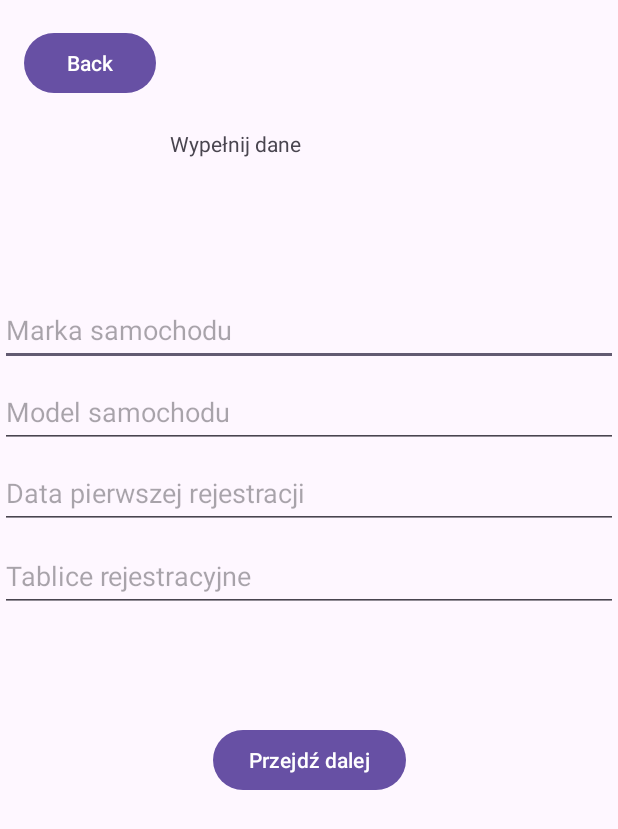
After one commit to KubKrk/Inzynierka, an Android app: the Furka screen opened directly, with no data from a screen before it, on a phone screen of 412 x 824 dp. The commit adds this screen. Shown: the top 829 px of the screen. Run offline under Robolectric (Android 15) with nearby library versions, the phone set to English and light mode, and no system bars.

Commit message:
Prawie działające

```diff
--- /dev/null
+++ b/app/src/main/java/com/example/inynierka2/Furka.kt
@@ -0,0 +1,32 @@
+package com.example.inynierka2
+
+import android.content.Intent
+import android.os.Bundle
+import android.widget.Button
+import androidx.activity.enableEdgeToEdge
+import androidx.appcompat.app.AppCompatActivity
+import androidx.core.view.ViewCompat
+import androidx.core.view.WindowInsetsCompat
+
+class Furka : AppCompatActivity() {
+    override fun onCreate(savedInstanceState: Bundle?) {
+        super.onCreate(savedInstanceState)
+        enableEdgeToEdge()
+        setContentView(R.layout.activity_furka)
+        ViewCompat.setOnApplyWindowInsetsListener(findViewById(R.id.main)) { v, insets ->
+            val systemBars = insets.getInsets(WindowInsetsCompat.Type.systemBars())
+            v.setPadding(systemBars.left, systemBars.top, systemBars.right, systemBars.bottom)
+            insets
+        }
+        val butcofka = findViewById<Button>(R.id.powrot)
+        butcofka.setOnClickListener {
+            val cofka = Intent(this, Dane::class.java)
+            startActivity(cofka)
+        }
+        val dane2 = findViewById<Button>(R.id.buttonCreateCase)
+        dane2.setOnClickListener{
+            val next = Intent(this, Ubezpieczalnia::class.java)
+            startActivity(next)
+        }
+    }
+}
--- /dev/null
+++ b/app/src/main/res/layout/activity_furka.xml
@@ -0,0 +1,104 @@
+<?xml version="1.0" encoding="utf-8"?>
+<androidx.constraintlayout.widget.ConstraintLayout xmlns:android="http://schemas.android.com/apk/res/android"
+    xmlns:app="http://schemas.android.com/apk/res-auto"
+    xmlns:tools="http://schemas.android.com/tools"
+    android:id="@+id/main"
+    android:layout_width="match_parent"
+    android:layout_height="match_parent"
+    tools:context=".Furka">
+
+    <Button
+        android:id="@+id/powrot"
+        android:layout_width="wrap_content"
+        android:layout_height="wrap_content"
+        android:text="@string/back"
+        app:layout_constraintBottom_toBottomOf="parent"
+        app:layout_constraintEnd_toEndOf="parent"
+        app:layout_constraintHorizontal_bias="0.049"
+        app:layout_constraintStart_toStartOf="parent"
+        app:layout_constraintTop_toTopOf="parent"
+        app:layout_constraintVertical_bias="0.023" />
+
+    <EditText
+        android:id="@+id/marka"
+        android:layout_width="match_parent"
+        android:layout_height="wrap_content"
+        android:autofillHints=""
+        android:hint="@string/marka_samochodu"
+        android:minHeight="48dp"
+        app:layout_constraintBottom_toBottomOf="parent"
+        app:layout_constraintEnd_toEndOf="parent"
+        app:layout_constraintHorizontal_bias="0.0"
+        app:layout_constraintStart_toStartOf="parent"
+        app:layout_constraintTop_toTopOf="parent"
+        app:layout_constraintVertical_bias="0.253"
+        tools:ignore="DuplicateClickableBoundsCheck" />
+
+    <EditText
+        android:id="@+id/rej1"
+        android:layout_width="match_parent"
+        android:layout_height="wrap_content"
+        android:autofillHints=""
+        android:hint="@string/data_pierwszej_rejestracji"
+        android:inputType="date"
+        android:minHeight="48dp"
+        app:layout_constraintBottom_toBottomOf="parent"
+        app:layout_constraintEnd_toEndOf="parent"
+        app:layout_constraintHorizontal_bias="0.0"
+        app:layout_constraintStart_toStartOf="parent"
+        app:layout_constraintTop_toTopOf="parent"
+        app:layout_constraintVertical_bias="0.393" />
+
+    <Button
+        android:id="@+id/buttonCreateCase"
+        android:layout_width="wrap_content"
+        android:layout_height="wrap_content"
+        android:layout_marginTop="24dp"
+        android:text="@string/przejd_dalej"
+        app:layout_constraintBottom_toBottomOf="parent"
+        app:layout_constraintEnd_toEndOf="parent"
+        app:layout_constraintStart_toStartOf="parent"
+        app:layout_constraintTop_toTopOf="parent"
+        app:layout_constraintVertical_bias="0.61" />
+
+    <EditText
+        android:id="@+id/blachy"
+        android:layout_width="match_parent"
+        android:layout_height="wrap_content"
+        android:autofillHints=""
+        android:hint="@string/tablice_rejestracyjne"
+        android:minHeight="48dp"
+        app:layout_constraintBottom_toBottomOf="parent"
+        app:layout_constraintEnd_toEndOf="parent"
+        app:layout_constraintHorizontal_bias="0.0"
+        app:layout_constraintStart_toStartOf="parent"
+        app:layout_constraintTop_toTopOf="parent"
+        app:layout_constraintVertical_bias="0.464" />
+
+    <EditText
+        android:id="@+id/model"
+        android:layout_width="match_parent"
+        android:layout_height="wrap_content"
+        android:autofillHints=""
+        android:hint="@string/model_samochodu"
+        android:minHeight="48dp"
+        app:layout_constraintBottom_toBottomOf="parent"
+        app:layout_constraintEnd_toEndOf="parent"
+        app:layout_constraintHorizontal_bias="0.0"
+        app:layout_constraintStart_toStartOf="parent"
+        app:layout_constraintTop_toTopOf="parent"
+        app:layout_constraintVertical_bias="0.323" />
+
+    <TextView
+        android:id="@+id/textView2"
+        android:layout_width="184dp"
+        android:layout_height="74dp"
+        android:text="Wypełnij dane"
+        app:layout_constraintBottom_toBottomOf="parent"
+        app:layout_constraintEnd_toEndOf="parent"
+        app:layout_constraintHorizontal_bias="0.497"
+        app:layout_constraintStart_toStartOf="parent"
+        app:layout_constraintTop_toTopOf="parent"
+        app:layout_constraintVertical_bias="0.115" />
+
+</androidx.constraintlayout.widget.ConstraintLayout>
--- a/app/src/main/res/values/strings.xml
+++ b/app/src/main/res/values/strings.xml
@@ -28,4 +28,20 @@
     <string name="podpisz_dokumenty">Podpisz dokumenty</string>
     <string name="zako_cz">Zakończ</string>
     <string name="zdj_cia">Zdjęcia</string>
+    <string name="utw_rz_case">Utwórz case</string>
+    <string name="imi_klienta">Imię klienta</string>
+    <string name="nazwisko_klienta">Nazwisko klienta</string>
+    <string name="telefon_klienta">Telefon klienta</string>
+    <string name="pesel">Pesel</string>
+    <string name="przejd_dalej">Przejdź dalej</string>
+    <string name="dane_ubezpieczalni">Dane ubezpieczalni</string>
+    <string name="marka_samochodu">Marka samochodu</string>
+    <string name="model_samochodu">Model samochodu</string>
+    <string name="tablice_rejestracyjne">Tablice rejestracyjne</string>
+    <string name="data_pierwszej_rejestracji">Data pierwszej rejestracji</string>
+    <string name="ubezpieczalnia_poszkodowanego">Ubezpieczalnia poszkodowanego</string>
+    <string name="ubezpieczalnia_sprawcy">Ubezpieczalnia sprawcy</string>
+    <string name="tablice_rejestracyjne_sprawcy">Tablice rejestracyjne sprawcy</string>
+    <string name="marka_samochodu_sprawcy">Marka samochodu sprawcy</string>
+    <string name="wy_lij">Wyślij</string>
 </resources>
--- a/gradle/libs.versions.toml
+++ b/gradle/libs.versions.toml
@@ -1,5 +1,5 @@
 [versions]
-agp = "8.6.0"
+agp = "8.7.3"
 kotlin = "1.9.0"
 coreKtx = "1.10.1"
 junit = "4.13.2"
```
Also changed, not shown: app/src/main/AndroidManifest.xml (+12 -0 lines), app/src/main/java/com/example/inynierka2/Dane.kt (added, +35 -0 lines), app/src/main/java/com/example/inynierka2/NowyCase.kt (+20 -1 lines), app/src/main/java/com/example/inynierka2/Podpis.kt (added, +20 -0 lines), app/src/main/java/com/example/inynierka2/Ubezpieczalnia.kt (added, +32 -0 lines), app/src/main/res/layout/activity_dane.xml (added, +108 -0 lines), app/src/main/res/layout/activity_nowy_case.xml (+7 -21 lines), app/src/main/res/layout/activity_podpis.xml (added, +10 -0 lines), app/src/main/res/layout/activity_ubezpieczalnia.xml (added, +104 -0 lines), gradle/wrapper/gradle-wrapper.properties, 6 other files.
